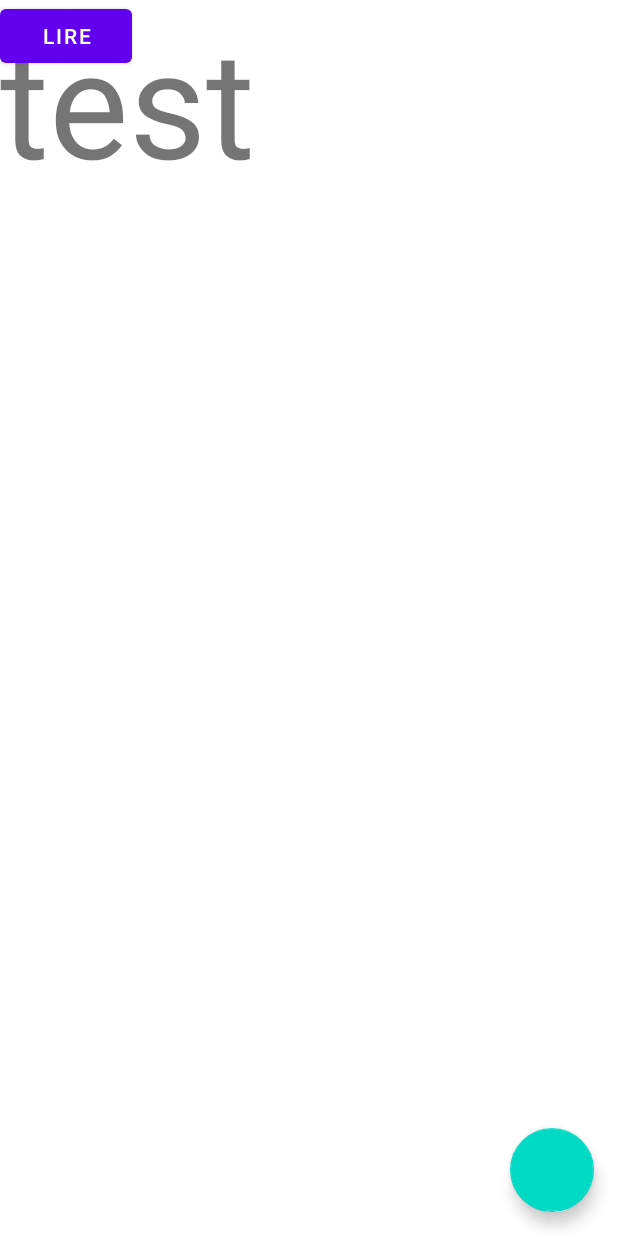
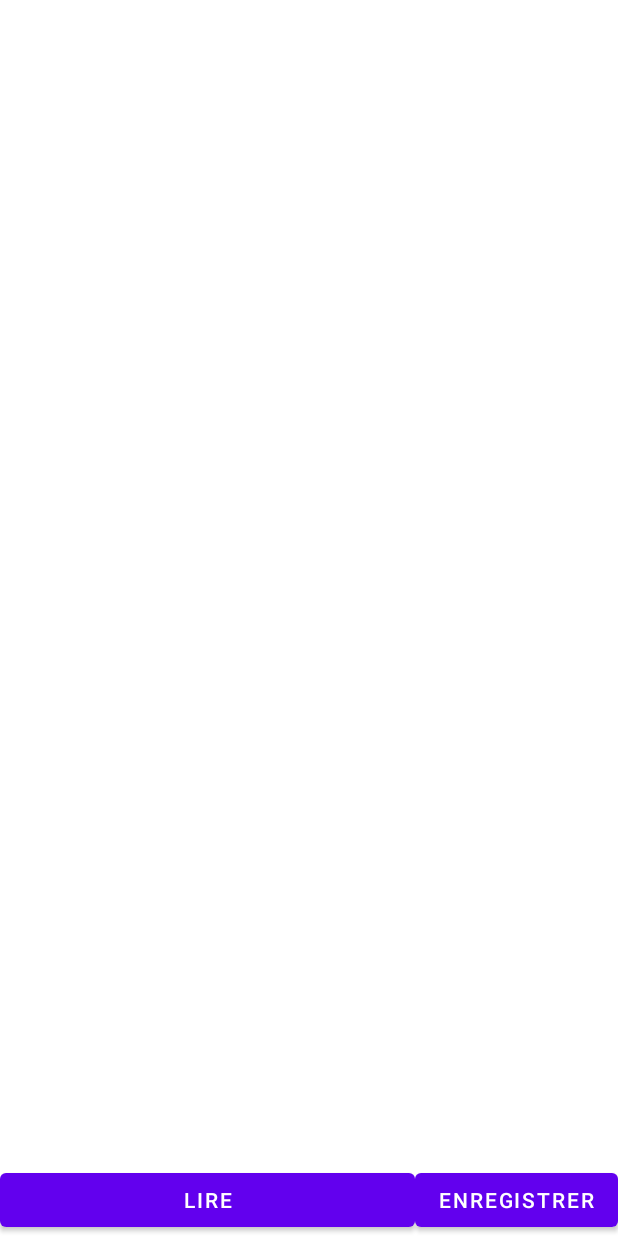
Before and after one commit to jduplaix/SportTrack, an Android app: the SportsActivity screen opened directly, with no data from a screen before it, on a phone screen of 412 x 824 dp. Run offline under Robolectric (Android 15) with nearby library versions, the phone set to English and light mode, and no system bars; our stand-ins replace Room's generated code.

Commit message:
Feat: création Adapter perso pour ListView des sports

```diff
--- a/app/src/main/res/layout/activity_sports.xml
+++ b/app/src/main/res/layout/activity_sports.xml
@@ -1,27 +1,34 @@
 <?xml version="1.0" encoding="utf-8"?>
-<androidx.coordinatorlayout.widget.CoordinatorLayout
+<RelativeLayout
     xmlns:android="http://schemas.android.com/apk/res/android" android:layout_width="match_parent"
     android:layout_height="match_parent">
 
-    <TextView
+    <ListView
+        android:id="@+id/sports"
         android:layout_width="wrap_content"
         android:layout_height="wrap_content"
-        android:text="test"
-        android:textSize="100dp"/>
+        android:layout_above="@+id/lire"
+        android:layout_alignParentTop="true"
+        />
 
     <Button
         android:layout_width="wrap_content"
         android:layout_height="wrap_content"
         android:text="Lire"
-        android:id="@+id/lire"/>
+        android:id="@+id/lire"
+        android:layout_alignTop="@+id/fab"
+        android:layout_alignBottom="@+id/fab"
+        android:layout_alignParentLeft="true"
+        android:layout_toLeftOf="@id/fab"
+        />
 
-    <com.google.android.material.floatingactionbutton.FloatingActionButton
-        android:id="@+id/fab"
+    <Button
         android:layout_width="wrap_content"
         android:layout_height="wrap_content"
-        android:layout_gravity="bottom|right"
-        android:layout_margin="16dp"
-        android:contentDescription="Ajouter"
+        android:text="Enregistrer"
+        android:id="@+id/fab"
+        android:layout_alignParentRight="true"
+        android:layout_alignParentBottom="true"
         />
 
-</androidx.coordinatorlayout.widget.CoordinatorLayout>
+</RelativeLayout>
```
Also changed, not shown: app/src/main/java/com/example/sporttrack/SportsActivity.java (+15 -6 lines), app/src/main/java/com/example/sporttrack/SportsAdapter.java (added, +34 -0 lines), app/src/main/java/com/example/sporttrack/db/Sport.java (+6 -6 lines).
